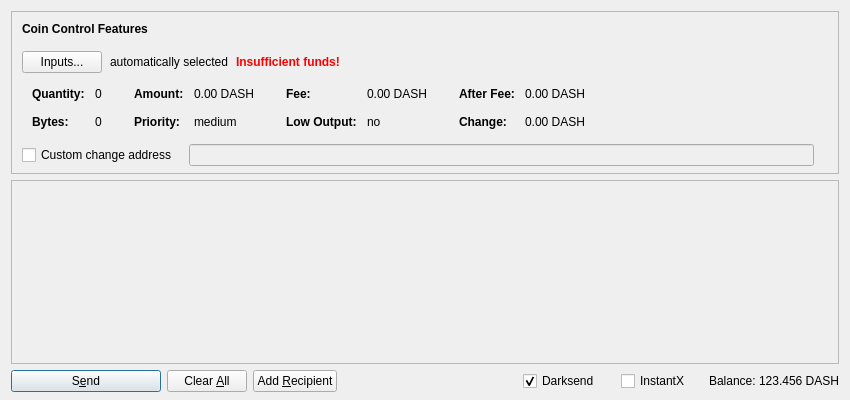
The window that src/qt/forms/sendcoinsdialog.ui (world-bank/unpay-core) describes before a commit, drawn with Qt 5.
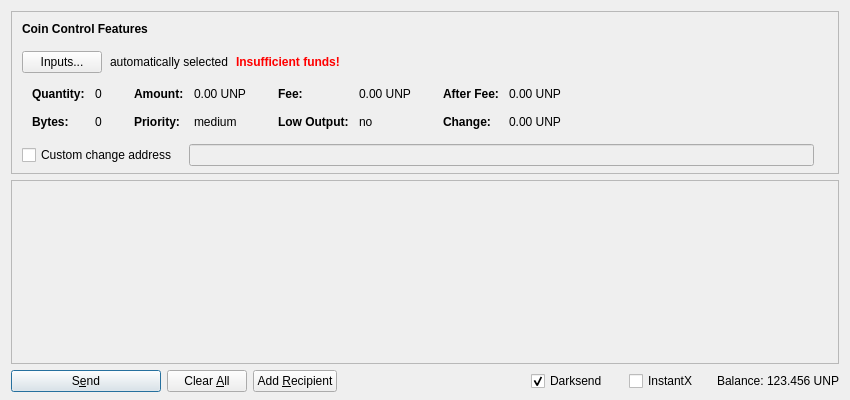
The same window after the commit. Icons and pictures are not drawn. Custom widgets are drawn as their Qt base class.

Commit message: DASH -> UNP

```diff
--- a/src/qt/forms/sendcoinsdialog.ui
+++ b/src/qt/forms/sendcoinsdialog.ui
@@ -321,7 +321,7 @@
                   <enum>Qt::ActionsContextMenu</enum>
                  </property>
                  <property name="text">
-                  <string notr="true">0.00 DASH</string>
+                  <string notr="true">0.00 UNP</string>
                  </property>
                  <property name="textInteractionFlags">
                   <set>Qt::LinksAccessibleByMouse|Qt::TextSelectableByKeyboard|Qt::TextSelectableByMouse</set>
@@ -401,7 +401,7 @@
                   <enum>Qt::ActionsContextMenu</enum>
                  </property>
                  <property name="text">
-                  <string notr="true">0.00 DASH</string>
+                  <string notr="true">0.00 UNP</string>
                  </property>
                  <property name="textInteractionFlags">
                   <set>Qt::LinksAccessibleByMouse|Qt::TextSelectableByKeyboard|Qt::TextSelectableByMouse</set>
@@ -481,7 +481,7 @@
                   <enum>Qt::ActionsContextMenu</enum>
                  </property>
                  <property name="text">
-                  <string notr="true">0.00 DASH</string>
+                  <string notr="true">0.00 UNP</string>
                  </property>
                  <property name="textInteractionFlags">
                   <set>Qt::LinksAccessibleByMouse|Qt::TextSelectableByKeyboard|Qt::TextSelectableByMouse</set>
@@ -510,7 +510,7 @@
                   <enum>Qt::ActionsContextMenu</enum>
                  </property>
                  <property name="text">
-                  <string notr="true">0.00 DASH</string>
+                  <string notr="true">0.00 UNP</string>
                  </property>
                  <property name="textInteractionFlags">
                   <set>Qt::LinksAccessibleByMouse|Qt::TextSelectableByKeyboard|Qt::TextSelectableByMouse</set>
@@ -791,7 +791,7 @@
           <cursorShape>IBeamCursor</cursorShape>
          </property>
          <property name="text">
-          <string notr="true">123.456 DASH</string>
+          <string notr="true">123.456 UNP</string>
          </property>
          <property name="textInteractionFlags">
           <set>Qt::LinksAccessibleByMouse|Qt::TextSelectableByKeyboard|Qt::TextSelectableByMouse</set>
```
The commit also changes 54 other files.
